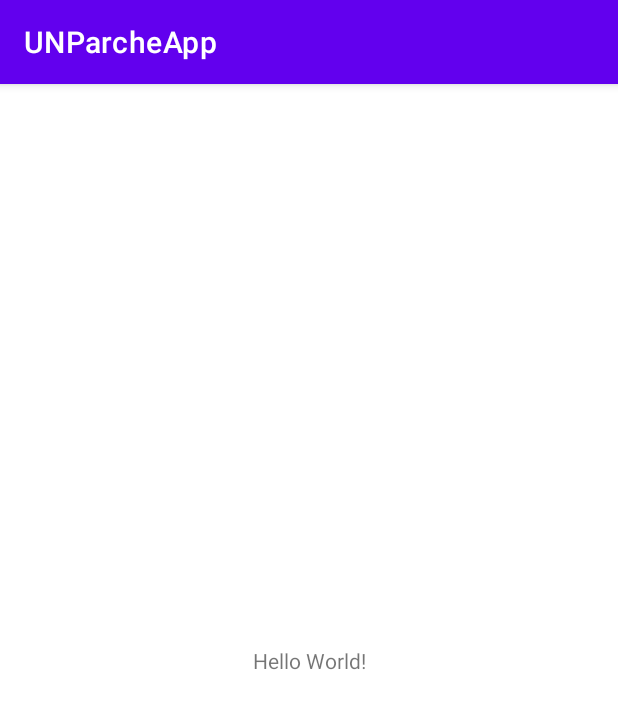
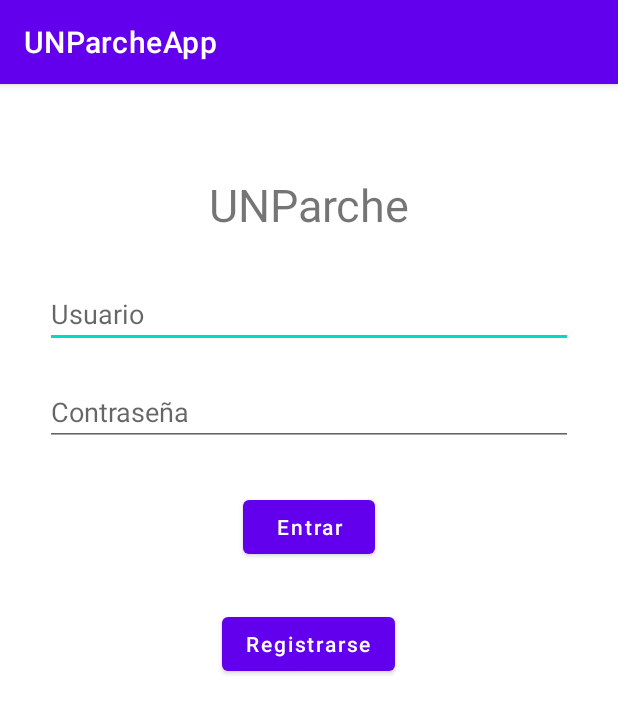
Before and after one commit to alejandro11ruiz/UNParcheApp, an Android app: the screen it shows after launch (MainActivity), on a phone screen of 412 x 824 dp. Shown: the top 713 px of the screen. Run offline under Robolectric (Android 15) with nearby library versions, the phone set to English and light mode, and no system bars.

Commit message:
Corrección de todos los error de formato -build.gradle (project) , gradle.properties, settings.gradle -import Appcompatibility - restrain en xml

```diff
--- a/app/src/main/java/com/example/unparcheapp/MainActivity.java
+++ b/app/src/main/java/com/example/unparcheapp/MainActivity.java
@@ -10,5 +10,8 @@ public class MainActivity extends AppCompatActivity {
     protected void onCreate(Bundle savedInstanceState) {
         super.onCreate(savedInstanceState);
         setContentView(R.layout.activity_main);
+
+
+
     }
 }
--- a/app/src/main/java/com/example/unparcheapp/cruds/activity/CreateUpdateActivityActivity.java
+++ b/app/src/main/java/com/example/unparcheapp/cruds/activity/CreateUpdateActivityActivity.java
@@ -1,9 +1,10 @@
 package com.example.unparcheapp.cruds.activity;
 
-import android.support.v7.app.AppCompatActivity;
 import android.os.Bundle;
 import android.widget.Button;
 import android.widget.EditText;
+
+import androidx.appcompat.app.AppCompatActivity;
 
 import com.example.unparcheapp.R;
 
--- a/app/src/main/java/com/example/unparcheapp/cruds/activity/ReadActivityActivity.java
+++ b/app/src/main/java/com/example/unparcheapp/cruds/activity/ReadActivityActivity.java
@@ -1,9 +1,11 @@
 package com.example.unparcheapp.cruds.activity;
 
-import android.support.v7.app.AppCompatActivity;
+
 import android.os.Bundle;
 import android.view.View;
 import android.widget.TextView;
+
+import androidx.appcompat.app.AppCompatActivity;
 
 import com.example.unparcheapp.R;
 import com.google.android.material.floatingactionbutton.FloatingActionButton;
--- a/app/src/main/java/com/example/unparcheapp/cruds/event/ReadEventActivity.java
+++ b/app/src/main/java/com/example/unparcheapp/cruds/event/ReadEventActivity.java
@@ -1,9 +1,9 @@
 package com.example.unparcheapp.cruds.event;
 
-import android.support.v7.app.AppCompatActivity;
 import android.os.Bundle;
 import android.widget.TextView;
 
+import androidx.appcompat.app.AppCompatActivity;
 import androidx.recyclerview.widget.RecyclerView;
 
 import com.example.unparcheapp.R;
--- a/app/src/main/java/com/example/unparcheapp/cruds/site/CreateSiteActivity.java
+++ b/app/src/main/java/com/example/unparcheapp/cruds/site/CreateSiteActivity.java
@@ -1,7 +1,9 @@
 package com.example.unparcheapp.cruds.site;
 
-import android.support.v7.app.AppCompatActivity;
+
 import android.os.Bundle;
+
+import androidx.appcompat.app.AppCompatActivity;
 
 import com.example.unparcheapp.R;
 
--- a/app/src/main/java/com/example/unparcheapp/cruds/site/ReadSiteActivity.java
+++ b/app/src/main/java/com/example/unparcheapp/cruds/site/ReadSiteActivity.java
@@ -1,7 +1,9 @@
 package com.example.unparcheapp.cruds.site;
 
-import android.support.v7.app.AppCompatActivity;
+
 import android.os.Bundle;
+
+import androidx.appcompat.app.AppCompatActivity;
 
 import com.example.unparcheapp.R;
 
--- a/app/src/main/java/com/example/unparcheapp/cruds/site/UpdateSiteActivity.java
+++ b/app/src/main/java/com/example/unparcheapp/cruds/site/UpdateSiteActivity.java
@@ -1,7 +1,9 @@
 package com.example.unparcheapp.cruds.site;
 
-import android.support.v7.app.AppCompatActivity;
+
 import android.os.Bundle;
+
+import androidx.appcompat.app.AppCompatActivity;
 
 import com.example.unparcheapp.R;
 
--- a/app/src/main/java/com/example/unparcheapp/cruds/user/CreateUserActivity.java
+++ b/app/src/main/java/com/example/unparcheapp/cruds/user/CreateUserActivity.java
@@ -1,7 +1,9 @@
 package com.example.unparcheapp.cruds.user;
 
-import android.support.v7.app.AppCompatActivity;
+
 import android.os.Bundle;
+
+import androidx.appcompat.app.AppCompatActivity;
 
 import com.example.unparcheapp.R;
 
--- a/app/src/main/java/com/example/unparcheapp/cruds/user/ReadUserActivity.java
+++ b/app/src/main/java/com/example/unparcheapp/cruds/user/ReadUserActivity.java
@@ -1,7 +1,9 @@
 package com.example.unparcheapp.cruds.user;
 
-import android.support.v7.app.AppCompatActivity;
+
 import android.os.Bundle;
+
+import androidx.appcompat.app.AppCompatActivity;
 
 import com.example.unparcheapp.R;
 
--- a/app/src/main/java/com/example/unparcheapp/cruds/user/UpdateUserActivity.java
+++ b/app/src/main/java/com/example/unparcheapp/cruds/user/UpdateUserActivity.java
@@ -1,7 +1,9 @@
 package com.example.unparcheapp.cruds.user;
 
-import android.support.v7.app.AppCompatActivity;
+
 import android.os.Bundle;
+
+import androidx.appcompat.app.AppCompatActivity;
 
 import com.example.unparcheapp.R;
 
--- a/app/src/main/res/layout/activity_create_site.xml
+++ b/app/src/main/res/layout/activity_create_site.xml
@@ -1,9 +1,9 @@
 <?xml version="1.0" encoding="utf-8"?>
-<android.support.constraint.ConstraintLayout xmlns:android="http://schemas.android.com/apk/res/android"
+<RelativeLayout xmlns:android="http://schemas.android.com/apk/res/android"
     xmlns:app="http://schemas.android.com/apk/res-auto"
     xmlns:tools="http://schemas.android.com/tools"
     android:layout_width="match_parent"
     android:layout_height="match_parent"
     tools:context=".cruds.site.CreateSiteActivity">
 
-</android.support.constraint.ConstraintLayout>
+</RelativeLayout>
--- a/app/src/main/res/layout/activity_create_user.xml
+++ b/app/src/main/res/layout/activity_create_user.xml
@@ -1,9 +1,9 @@
 <?xml version="1.0" encoding="utf-8"?>
-<android.support.constraint.ConstraintLayout xmlns:android="http://schemas.android.com/apk/res/android"
+<LinearLayout xmlns:android="http://schemas.android.com/apk/res/android"
     xmlns:app="http://schemas.android.com/apk/res-auto"
     xmlns:tools="http://schemas.android.com/tools"
     android:layout_width="match_parent"
     android:layout_height="match_parent"
     tools:context=".cruds.user.CreateUserActivity">
 
-</android.support.constraint.ConstraintLayout>
+</LinearLayout>
--- a/app/src/main/res/layout/activity_main.xml
+++ b/app/src/main/res/layout/activity_main.xml
@@ -1,5 +1,5 @@
 <?xml version="1.0" encoding="utf-8"?>
-<androidx.constraintlayout.widget.ConstraintLayout xmlns:android="http://schemas.android.com/apk/res/android"
+<RelativeLayout xmlns:android="http://schemas.android.com/apk/res/android"
     xmlns:app="http://schemas.android.com/apk/res-auto"
     xmlns:tools="http://schemas.android.com/tools"
     android:layout_width="match_parent"
@@ -7,12 +7,55 @@
     tools:context=".MainActivity">
 
     <TextView
+        android:id="@+id/idTVHead"
+        android:layout_width="match_parent"
+        android:layout_height="wrap_content"
+        android:layout_marginTop="50dp"
+        android:gravity="center"
+        android:padding="10dp"
+        android:text="UNParche"
+        android:textAlignment="center"
+        android:textSize="30dp" />
+
+    <EditText
+        android:id="@+id/idEdtUsr"
+        android:layout_width="match_parent"
+        android:layout_height="wrap_content"
+        android:layout_below="@id/idTVHead"
+        android:layout_marginStart="30dp"
+        android:layout_marginTop="20dp"
+        android:layout_marginEnd="30dp"
+        android:hint="Usuario" />
+
+    <EditText
+        android:id="@+id/idEdtPas"
+        android:layout_width="match_parent"
+        android:layout_height="wrap_content"
+        android:layout_below="@id/idEdtUsr"
+        android:layout_marginStart="30dp"
+        android:layout_marginTop="20dp"
+        android:layout_marginEnd="30dp"
+        android:hint="Contraseña" />
+
+    <Button
+        android:id="@+id/idBtnLogin"
         android:layout_width="wrap_content"
         android:layout_height="wrap_content"
-        android:text="Hello World!"
-        app:layout_constraintBottom_toBottomOf="parent"
-        app:layout_constraintEnd_toEndOf="parent"
-        app:layout_constraintStart_toStartOf="parent"
-        app:layout_constraintTop_toTopOf="parent" />
+        android:layout_below="@id/idEdtPas"
+        android:layout_centerHorizontal="true"
+        android:layout_marginTop="30dp"
+        android:text="Entrar"
+        android:textAllCaps="false" />
 
-</androidx.constraintlayout.widget.ConstraintLayout>
+    <Button
+        android:id="@+id/idBtnRegis"
+        android:layout_width="wrap_content"
+        android:layout_height="wrap_content"
+        android:layout_below="@id/idBtnLogin"
+        android:text="Registrarse"
+        android:textAllCaps="false"
+        android:layout_centerHorizontal="true"
+        android:layout_marginTop="30dp" />
+
+
+</RelativeLayout>
--- a/app/src/main/res/layout/activity_read_site.xml
+++ b/app/src/main/res/layout/activity_read_site.xml
@@ -1,9 +1,9 @@
 <?xml version="1.0" encoding="utf-8"?>
-<android.support.constraint.ConstraintLayout xmlns:android="http://schemas.android.com/apk/res/android"
+<RelativeLayout xmlns:android="http://schemas.android.com/apk/res/android"
     xmlns:app="http://schemas.android.com/apk/res-auto"
     xmlns:tools="http://schemas.android.com/tools"
     android:layout_width="match_parent"
     android:layout_height="match_parent"
     tools:context=".cruds.site.ReadSiteActivity">
 
-</android.support.constraint.ConstraintLayout>
+</RelativeLayout>
--- a/app/src/main/res/layout/activity_read_user.xml
+++ b/app/src/main/res/layout/activity_read_user.xml
@@ -1,9 +1,9 @@
 <?xml version="1.0" encoding="utf-8"?>
-<android.support.constraint.ConstraintLayout xmlns:android="http://schemas.android.com/apk/res/android"
+<RelativeLayout xmlns:android="http://schemas.android.com/apk/res/android"
     xmlns:app="http://schemas.android.com/apk/res-auto"
     xmlns:tools="http://schemas.android.com/tools"
     android:layout_width="match_parent"
     android:layout_height="match_parent"
     tools:context=".cruds.user.ReadUserActivity">
 
-</android.support.constraint.ConstraintLayout>
+</RelativeLayout>
--- a/app/src/main/res/layout/activity_update_site.xml
+++ b/app/src/main/res/layout/activity_update_site.xml
@@ -1,9 +1,9 @@
 <?xml version="1.0" encoding="utf-8"?>
-<android.support.constraint.ConstraintLayout xmlns:android="http://schemas.android.com/apk/res/android"
+<RelativeLayout xmlns:android="http://schemas.android.com/apk/res/android"
     xmlns:app="http://schemas.android.com/apk/res-auto"
     xmlns:tools="http://schemas.android.com/tools"
     android:layout_width="match_parent"
     android:layout_height="match_parent"
     tools:context=".cruds.site.UpdateSiteActivity">
 
-</android.support.constraint.ConstraintLayout>
+</RelativeLayout>
--- a/app/src/main/res/layout/activity_update_user.xml
+++ b/app/src/main/res/layout/activity_update_user.xml
@@ -1,9 +1,9 @@
 <?xml version="1.0" encoding="utf-8"?>
-<android.support.constraint.ConstraintLayout xmlns:android="http://schemas.android.com/apk/res/android"
+<RelativeLayout xmlns:android="http://schemas.android.com/apk/res/android"
     xmlns:app="http://schemas.android.com/apk/res-auto"
     xmlns:tools="http://schemas.android.com/tools"
     android:layout_width="match_parent"
     android:layout_height="match_parent"
     tools:context=".cruds.user.UpdateUserActivity">
 
-</android.support.constraint.ConstraintLayout>
+</RelativeLayout>
--- a/gradle.properties
+++ b/gradle.properties
@@ -19,3 +19,4 @@ android.useAndroidX=true
 # resources declared in the library itself and none from the library's dependencies,
 # thereby reducing the size of the R class for that library
 android.nonTransitiveRClass=true
+android.enableJetifier=true
```
Also changed, not shown: build.gradle (line endings or trailing spaces), gradle/wrapper/gradle-wrapper.properties, settings.gradle (line endings or trailing spaces).
